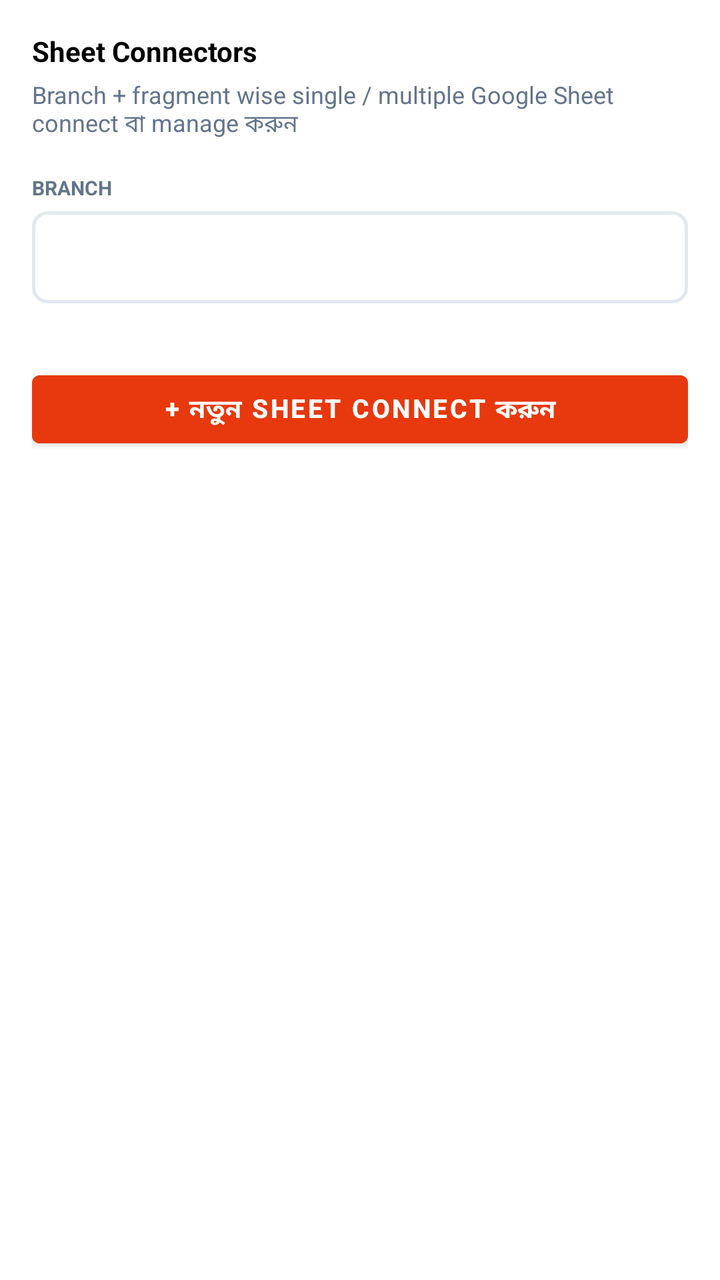
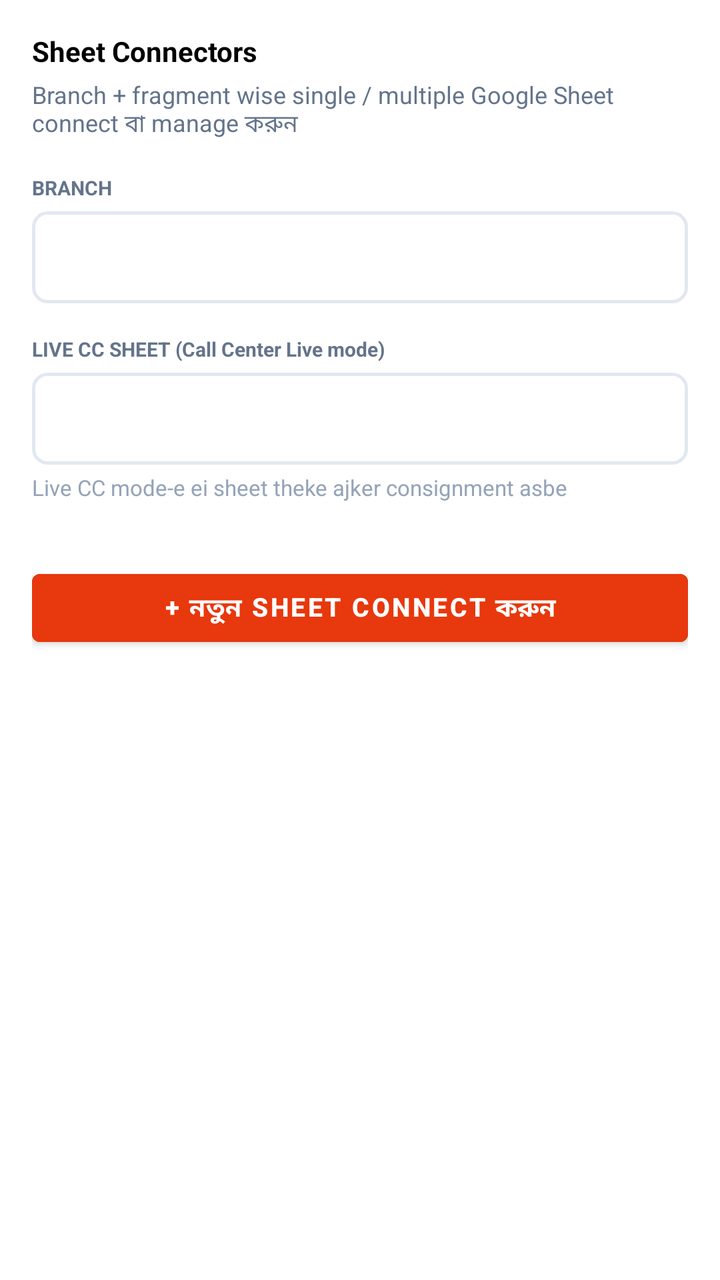

Two renders of the same Android screen: before a commit and after it. Below are the layout's source before the change and the commit's diff.
<!-- AndroidManifest.xml: application theme Theme.DataBridge -->
<!-- res/layout/fragment_config_scanner_sheet.xml -->
<?xml version="1.0" encoding="utf-8"?>
<FrameLayout xmlns:android="http://schemas.android.com/apk/res/android"
    android:id="@+id/scannerSheetRoot"
    android:layout_width="match_parent"
    android:layout_height="match_parent">

    
    <ScrollView
        android:id="@+id/panelBranchSelect"
        android:layout_width="match_parent"
        android:layout_height="match_parent"
        android:padding="16dp">

        <LinearLayout
            android:layout_width="match_parent"
            android:layout_height="wrap_content"
            android:orientation="vertical">

            <TextView
                android:layout_width="wrap_content"
                android:layout_height="wrap_content"
                android:text="Sheet Connectors"
                android:textSize="14sp"
                android:textStyle="bold"
                android:textColor="?attr/colorOnSurface"
                android:layout_marginBottom="4dp" />
            <TextView
                android:layout_width="wrap_content"
                android:layout_height="wrap_content"
                android:text="Branch + fragment wise single / multiple Google Sheet connect বা manage করুন"
                android:textSize="12sp"
                android:textColor="@color/theme_text_secondary"
                android:layout_marginBottom="16dp" />

            
            <TextView
                android:id="@+id/tvScBranchEmpty"
                android:layout_width="match_parent"
                android:layout_height="wrap_content"
                android:text="No branch assigned to this user."
                android:gravity="center"
                android:padding="18dp"
                android:textColor="@color/theme_text_muted"
                android:textSize="13sp"
                android:background="@drawable/bg_card_rounded"
                android:visibility="gone"
                android:layout_marginBottom="14dp" />

            <TextView
                android:id="@+id/tvScBranchLabel"
                android:layout_width="wrap_content"
                android:layout_height="wrap_content"
                android:text="BRANCH"
                android:textSize="10sp"
                android:textStyle="bold"
                android:textColor="@color/theme_text_secondary"
                android:layout_marginBottom="5dp" />

            <Spinner android:id="@+id/spinnerScBranch"
                android:layout_width="match_parent"
                android:layout_height="46dp"
                android:background="@drawable/bg_input_rounded"
                android:padding="10dp"
                android:layout_marginBottom="16dp" />

            
            <TextView
                android:id="@+id/tvScConnectionsLabel"
                android:layout_width="wrap_content"
                android:layout_height="wrap_content"
                android:text="CONNECTIONS"
                android:textSize="10sp"
                android:textStyle="bold"
                android:textColor="@color/theme_text_secondary"
                android:layout_marginBottom="8dp"
                android:visibility="gone" />

            <LinearLayout
                android:id="@+id/containerScConnections"
                android:layout_width="match_parent"
                android:layout_height="wrap_content"
                android:orientation="vertical"
                android:layout_marginBottom="14dp" />

            <TextView
                android:id="@+id/tvScNoConnections"
                android:layout_width="match_parent"
                android:layout_height="wrap_content"
                android:text="এই শাখার জন্য এখনো কোনো Sheet connect করা হয়নি।"
                android:gravity="center"
                android:padding="16dp"
                android:textColor="@color/theme_text_muted"
                android:textSize="12sp"
                android:background="@drawable/bg_card_rounded"
                android:layout_marginBottom="14dp"
                android:visibility="gone" />

            <Button android:id="@+id/btnScAddConnection"
                android:layout_width="match_parent"
                android:layout_height="46dp"
                android:text="+ নতুন Sheet Connect করুন"
                android:textSize="13sp"
                android:textStyle="bold"
                android:backgroundTint="#E8380D"
                android:textColor="@color/theme_bg_card" />

        </LinearLayout>
    </ScrollView>

    
    <ScrollView
        android:id="@+id/panelScConnect"
        android:layout_width="match_parent"
        android:layout_height="match_parent"
        android:padding="16dp"
        android:visibility="gone">

        <LinearLayout
            android:layout_width="match_parent"
            android:layout_height="wrap_content"
            android:orientation="vertical">

            
            <LinearLayout
                android:layout_width="match_parent"
                android:layout_height="wrap_content"
                android:orientation="horizontal"
                android:gravity="center_vertical"
                android:layout_marginBottom="14dp">
                <View android:id="@+id/btnScCancelConnect"
                    android:layout_width="32dp"
                    android:layout_height="32dp"
                    android:background="@drawable/bg_input_rounded"
                    android:clickable="true"
                    android:focusable="true" />
                <LinearLayout
                    android:layout_width="0dp"
                    android:layout_height="wrap_content"
                    android:layout_weight="1"
                    android:orientation="vertical"
                    android:layout_marginStart="10dp">
                    <TextView
                        android:layout_width="wrap_content"
                        android:layout_height="wrap_content"
                        android:text="Connect Sheet"
                        android:textSize="14sp"
                        android:textStyle="bold"
                        android:textColor="@color/theme_text_primary" />
                    <TextView android:id="@+id/tvScConnBranchSub"
                        android:layout_width="wrap_content"
                        android:layout_height="wrap_content"
                        android:textSize="11sp"
                        android:textColor="@color/theme_text_muted" />
                </LinearLayout>
            </LinearLayout>

            
            <LinearLayout
                android:layout_width="match_parent"
                android:layout_height="wrap_content"
                android:orientation="horizontal"
                android:gravity="center_vertical"
                android:layout_marginBottom="6dp">

                <LinearLayout android:layout_width="wrap_content" android:layout_height="wrap_content"
                    android:orientation="vertical" android:gravity="center">
                    <TextView android:id="@+id/scStep1Dot" android:layout_width="26dp" android:layout_height="26dp" android:gravity="center" android:textSize="12sp" android:textStyle="bold" android:textColor="@color/theme_bg_card" />
                    <TextView android:id="@+id/scStep1Lbl" android:layout_width="wrap_content" android:layout_height="wrap_content"
                        android:text="Account" android:textSize="9sp" android:layout_marginTop="2dp" />
                </LinearLayout>
                <View android:id="@+id/scStep1Line" android:layout_width="0dp" android:layout_height="2dp"
                    android:layout_weight="1" android:background="@color/theme_border" android:layout_marginBottom="14dp" />

                <LinearLayout android:layout_width="wrap_content" android:layout_height="wrap_content"
                    android:orientation="vertical" android:gravity="center">
                    <TextView android:id="@+id/scStep2Dot" android:layout_width="26dp" android:layout_height="26dp" android:gravity="center" android:textSize="12sp" android:textStyle="bold" android:textColor="@color/theme_bg_card" />
                    <TextView android:id="@+id/scStep2Lbl" android:layout_width="wrap_content" android:layout_height="wrap_content"
                        android:text="Sheet" android:textSize="9sp" android:layout_marginTop="2dp" />
                </LinearLayout>
                <View android:id="@+id/scStep2Line" android:layout_width="0dp" android:layout_height="2dp"
                    android:layout_weight="1" android:background="@color/theme_border" android:layout_marginBottom="14dp" />

                <LinearLayout android:layout_width="wrap_content" android:layout_height="wrap_content"
                    android:orientation="vertical" android:gravity="center">
                    <TextView android:id="@+id/scStep3Dot" android:layout_width="26dp" android:layout_height="26dp" android:gravity="center" android:textSize="12sp" android:textStyle="bold" android:textColor="@color/theme_bg_card" />
                    <TextView android:id="@+id/scStep3Lbl" android:layout_width="wrap_content" android:layout_height="wrap_content"
                        android:text="Tab" android:textSize="9sp" android:layout_marginTop="2dp" />
                </LinearLayout>
                <View android:id="@+id/scStep3Line" android:layout_width="0dp" android:layout_height="2dp"
                    android:layout_weight="1" android:background="@color/theme_border" android:layout_marginBottom="14dp" />

                <LinearLayout android:layout_width="wrap_content" android:layout_height="wrap_content"
                    android:orientation="vertical" android:gravity="center">
                    <TextView android:id="@+id/scStep4Dot" android:layout_width="26dp" android:layout_height="26dp" android:gravity="center" android:textSize="12sp" android:textStyle="bold" android:textColor="@color/theme_bg_card" />
                    <TextView android:id="@+id/scStep4Lbl" android:layout_width="wrap_content" android:layout_height="wrap_content"
                        android:text="Columns" android:textSize="9sp" android:layout_marginTop="2dp" />
                </LinearLayout>
            </LinearLayout>

            
            <LinearLayout android:id="@+id/scStepView1"
                android:layout_width="match_parent" android:layout_height="wrap_content"
                android:orientation="vertical" android:layout_marginTop="16dp">

                <TextView android:layout_width="wrap_content" android:layout_height="wrap_content"
                    android:text="BRANCH" android:textSize="10sp" android:textStyle="bold"
                    android:textColor="@color/theme_text_secondary" android:layout_marginBottom="5dp" />

                <Spinner android:id="@+id/spinnerScWizardBranch"
                    android:layout_width="match_parent" android:layout_height="46dp"
                    android:background="@drawable/bg_input_rounded"
                    android:padding="10dp" android:layout_marginBottom="14dp" />

                <TextView android:layout_width="wrap_content" android:layout_height="wrap_content"
                    android:text="FRAGMENT (ei sheet ta kon kaje lagbe)" android:textSize="10sp" android:textStyle="bold"
                    android:textColor="@color/theme_text_secondary" android:layout_marginBottom="5dp" />

                <Spinner android:id="@+id/spinnerScPurpose"
                    android:layout_width="match_parent" android:layout_height="46dp"
                    android:background="@drawable/bg_input_rounded"
                    android:padding="10dp" android:layout_marginBottom="14dp" />

                <TextView android:layout_width="wrap_content" android:layout_height="wrap_content"
                    android:text="SCOPE (ei sheet kon date-er jonno)" android:textSize="10sp" android:textStyle="bold"
                    android:textColor="@color/theme_text_secondary" android:layout_marginBottom="5dp" />

                <Spinner android:id="@+id/spinnerScScope"
                    android:layout_width="match_parent" android:layout_height="46dp"
                    android:background="@drawable/bg_input_rounded"
                    android:padding="10dp" android:layout_marginBottom="8dp" />

                <LinearLayout android:id="@+id/layoutScScopeMonth"
                    android:layout_width="match_parent" android:layout_height="wrap_content"
                    android:orientation="horizontal" android:layout_marginBottom="8dp"
                    android:visibility="gone">

                    <Spinner android:id="@+id/spinnerScScopeMonth"
                        android:layout_width="0dp" android:layout_height="46dp" android:layout_weight="1"
                        android:background="@drawable/bg_input_rounded"
                        android:padding="10dp" android:layout_marginEnd="6dp" />

                    <EditText android:id="@+id/etScScopeYear"
                        android:layout_width="0dp" android:layout_height="46dp" android:layout_weight="1"
                        android:background="@drawable/bg_input_rounded"
                        android:padding="10dp" android:layout_marginStart="6dp"
                        android:hint="Year (2026)" android:textSize="13sp"
                        android:inputType="number" android:maxLines="1" />
                </LinearLayout>

                <LinearLayout android:id="@+id/layoutScScopeRange"
                    android:layout_width="match_parent" android:layout_height="wrap_content"
                    android:orientation="horizontal" android:layout_marginBottom="8dp"
                    android:visibility="gone">

                    <EditText android:id="@+id/etScScopeFrom"
                        android:layout_width="0dp" android:layout_height="46dp" android:layout_weight="1"
                        android:background="@drawable/bg_input_rounded"
                        android:padding="10dp" android:layout_marginEnd="6dp"
                        android:hint="From (2026-09-01)" android:textSize="13sp"
                        android:inputType="date" android:maxLines="1" />

                    <EditText android:id="@+id/etScScopeTo"
                        android:layout_width="0dp" android:layout_height="46dp" android:layout_weight="1"
                        android:background="@drawable/bg_input_rounded"
                        android:padding="10dp" android:layout_marginStart="6dp"
                        android:hint="To (2026-09-15)" android:textSize="13sp"
                        android:inputType="date" android:maxLines="1" />
                </LinearLayout>

                <TextView android:layout_width="wrap_content" android:layout_height="wrap_content"
                    android:text="Branch + fragment + scope wise single / multiple sheet — date dile appropriate sheet pawa jabe"
                    android:textSize="11sp" android:textColor="@color/theme_text_muted" android:layout_marginBottom="16dp" />

                <TextView android:layout_width="wrap_content" android:layout_height="wrap_content"
                    android:text="GOOGLE ACCOUNT" android:textSize="10sp" android:textStyle="bold"
                    android:textColor="@color/theme_text_secondary" android:layout_marginBottom="8dp" />

                <LinearLayout android:id="@+id/scCardSelectedAccount"
                    android:layout_width="match_parent" android:layout_height="wrap_content"
                    android:orientation="vertical" android:background="@drawable/bg_card_rounded"
                    android:padding="14dp" android:layout_marginBottom="10dp" android:visibility="gone">
                    <TextView android:id="@+id/tvScSelectedAccountName"
                        android:layout_width="wrap_content" android:layout_height="wrap_content"
                        android:textSize="13sp" android:textStyle="bold" android:textColor="@color/theme_text_primary" />
                    <TextView android:id="@+id/tvScSelectedAccountEmail"
                        android:layout_width="wrap_content" android:layout_height="wrap_content"
                        android:textSize="12sp" android:textColor="@color/theme_text_secondary" android:layout_marginTop="2dp" />
                </LinearLayout>

                <LinearLayout android:layout_width="match_parent" android:layout_height="52dp"
                    android:orientation="horizontal" android:gravity="center_vertical"
                    android:background="@drawable/bg_card_rounded" android:clickable="true"
                    android:focusable="true" android:id="@+id/btnScPickAccount"
                    android:elevation="2dp" android:layout_marginTop="4dp" android:layout_marginBottom="4dp">
                    <ImageView android:layout_width="22dp" android:layout_height="22dp"
                        android:layout_marginStart="14dp" android:src="@drawable/ic_google" android:scaleType="fitCenter" />
                    <TextView android:id="@+id/tvScPickAccountLabel"
                        android:layout_width="0dp" android:layout_height="wrap_content"
                        android:layout_weight="1" android:text="Sign in with Google"
                        android:textSize="14sp" android:textStyle="bold" android:textColor="@color/theme_text_primary"
                        android:gravity="center" android:fontFamily="sans-serif-medium" />
                    <View android:layout_width="22dp" android:layout_height="22dp" android:layout_marginEnd="14dp" />
                </LinearLayout>

                <TextView android:layout_width="wrap_content" android:layout_height="wrap_content"
                    android:text="আপনি কোনো একটি Google account select করুন"
                    android:textSize="11sp" android:textColor="@color/theme_text_muted" android:layout_marginTop="6dp" />
            </LinearLayout>

            
            <LinearLayout android:id="@+id/scStepView2"
                android:layout_width="match_parent" android:layout_height="wrap_content"
                android:orientation="vertical" android:layout_marginTop="16dp" android:visibility="gone">

                <TextView android:layout_width="wrap_content" android:layout_height="wrap_content"
                    android:text="GOOGLE SHEET" android:textSize="10sp" android:textStyle="bold"
                    android:textColor="@color/theme_text_secondary" android:layout_marginBottom="5dp" />

                <FrameLayout android:layout_width="match_parent" android:layout_height="wrap_content">
                    <TextView android:id="@+id/tvScSelectedSheet"
                        android:layout_width="match_parent" android:layout_height="46dp"
                        android:background="@drawable/bg_input_rounded" android:padding="10dp"
                        android:gravity="center_vertical" android:text="— Sheet বেছে নিন —"
                        android:textSize="13sp" android:textColor="@color/theme_text_secondary"
                        android:clickable="true" android:focusable="true" />
                    <ProgressBar android:id="@+id/pbScSheetLoad"
                        android:layout_width="22dp" android:layout_height="22dp"
                        android:layout_gravity="end|center_vertical"
                        android:layout_marginEnd="12dp" android:visibility="gone" />
                </FrameLayout>

                <TextView android:layout_width="wrap_content" android:layout_height="wrap_content"
                    android:text="আপনার Google Drive এর spreadsheet গুলো লিস্ট হবে"
                    android:textSize="11sp" android:textColor="@color/theme_text_muted" android:layout_marginTop="6dp" />
            </LinearLayout>

            
            <LinearLayout android:id="@+id/scStepView3"
                android:layout_width="match_parent" android:layout_height="wrap_content"
                android:orientation="vertical" android:layout_marginTop="16dp" android:visibility="gone">

                <TextView android:layout_width="wrap_content" android:layout_height="wrap_content"
                    android:text="CONNECTION NICKNAME" android:textSize="10sp" android:textStyle="bold"
                    android:textColor="@color/theme_text_secondary" android:layout_marginBottom="5dp" />
                <EditText android:id="@+id/etScNickname"
                    android:layout_width="match_parent" android:layout_height="46dp"
                    android:background="@drawable/bg_input_rounded"
                    android:padding="10dp" android:textSize="13sp"
                    android:hint="যেমন: Delivery Scan Sheet"
                    android:inputType="text" android:maxLines="1"
                    android:layout_marginBottom="16dp" />

                <TextView android:layout_width="wrap_content" android:layout_height="wrap_content"
                    android:text="TAB NAME PATTERN" android:textSize="10sp" android:textStyle="bold"
                    android:textColor="@color/theme_text_secondary" android:layout_marginBottom="5dp" />
                <EditText android:id="@+id/etScTabPattern"
                    android:layout_width="match_parent" android:layout_height="46dp"
                    android:background="@drawable/bg_input_rounded"
                    android:padding="10dp" android:textSize="13sp"
                    android:text="Day {dd}"
                    android:inputType="text" android:maxLines="1"
                    android:layout_marginBottom="8dp" />

                <TextView android:id="@+id/tvScTabPreview"
                    android:layout_width="match_parent" android:layout_height="wrap_content"
                    android:textSize="11sp" android:textColor="@color/theme_text_secondary"
                    android:background="@drawable/bg_card_rounded"
                    android:padding="10dp" android:layout_marginBottom="6dp" />

                <TextView android:layout_width="wrap_content" android:layout_height="wrap_content"
                    android:text="{dd} প্রতিদিনের তারিখ দিয়ে automatically replace হবে — আজকের tab হবে উপরে দেখানো নামে"
                    android:textSize="11sp" android:textColor="@color/theme_text_muted" android:layout_marginTop="2dp" />
            </LinearLayout>

            
            <LinearLayout android:id="@+id/scStepView4"
                android:layout_width="match_parent" android:layout_height="wrap_content"
                android:orientation="vertical" android:layout_marginTop="16dp" android:visibility="gone">

                <TextView android:layout_width="wrap_content" android:layout_height="wrap_content"
                    android:text="HEADER ROW" android:textSize="10sp" android:textStyle="bold"
                    android:textColor="@color/theme_text_secondary" android:layout_marginBottom="5dp" />
                <EditText android:id="@+id/etScHeaderRow"
                    android:layout_width="120dp" android:layout_height="46dp"
                    android:background="@drawable/bg_input_rounded"
                    android:padding="10dp" android:textSize="14sp" android:gravity="center"
                    android:hint="1" android:inputType="number" android:maxLines="1"
                    android:layout_marginBottom="4dp" />
                <TextView android:layout_width="wrap_content" android:layout_height="wrap_content"
                    android:text="Text-mode column যেই row-তে header খুঁজবে (সাধারণত 1)"
                    android:textSize="11sp" android:textColor="@color/theme_text_muted" android:layout_marginBottom="16dp" />

                <TextView android:layout_width="wrap_content" android:layout_height="wrap_content"
                    android:text="LOOKUP RULES (সবগুলো একই row-তে মিলতে হবে)" android:textSize="10sp" android:textStyle="bold"
                    android:textColor="@color/theme_text_secondary" android:layout_marginBottom="5dp" />
                <TextView android:layout_width="wrap_content" android:layout_height="wrap_content"
                    android:text="Mode: Text = exact header, Column Index = letter/number। Kind: consignment/today (remark), employee (scanner)।"
                    android:textSize="11sp" android:textColor="@color/theme_text_muted" android:layout_marginBottom="5dp" />
                <LinearLayout android:id="@+id/layoutRuleLookups"
                    android:layout_width="match_parent" android:layout_height="wrap_content"
                    android:orientation="vertical" android:layout_marginBottom="4dp" />
                <TextView android:id="@+id/btnAddLookupRule"
                    android:layout_width="wrap_content" android:layout_height="36dp"
                    android:gravity="center" android:text="+ Add lookup"
                    android:textSize="13sp" android:textStyle="bold" android:textColor="#6D28D9"
                    android:paddingHorizontal="12dp" android:layout_marginBottom="16dp" />

                <TextView android:layout_width="wrap_content" android:layout_height="wrap_content"
                    android:text="WRITE RULES (মিলে যাওয়া row-তে লিখবে)" android:textSize="10sp" android:textStyle="bold"
                    android:textColor="@color/theme_text_secondary" android:layout_marginBottom="5dp" />
                <TextView android:layout_width="wrap_content" android:layout_height="wrap_content"
                    android:text="এক বা একাধিক column। Source: verdict / remark / note / status / today / consignment, validations column (remarks_status, author_name, created_at...), scanned value (scanner)।"
                    android:textSize="11sp" android:textColor="@color/theme_text_muted" android:layout_marginBottom="5dp" />
                <LinearLayout android:id="@+id/layoutRuleWrites"
                    android:layout_width="match_parent" android:layout_height="wrap_content"
                    android:orientation="vertical" android:layout_marginBottom="4dp" />
                <TextView android:id="@+id/btnAddWriteRule"
                    android:layout_width="wrap_content" android:layout_height="36dp"
                    android:gravity="center" android:text="+ Add write"
                    android:textSize="13sp" android:textStyle="bold" android:textColor="#059669"
                    android:paddingHorizontal="12dp" android:layout_marginBottom="16dp" />

                <TextView android:id="@+id/btnScPreviewRules"
                    android:layout_width="wrap_content" android:layout_height="36dp"
                    android:gravity="center" android:text="👁 Preview sheet"
                    android:textSize="13sp" android:textStyle="bold" android:textColor="#1D4ED8"
                    android:paddingHorizontal="12dp" android:layout_marginBottom="8dp" />
                <TextView android:id="@+id/tvScRulePreview"
                    android:layout_width="match_parent" android:layout_height="wrap_content"
                    android:textSize="12sp" android:textColor="@color/theme_text_secondary"
                    android:background="@drawable/bg_card_rounded"
                    android:padding="12dp" android:lineSpacingMultiplier="1.4"
                    android:visibility="gone" />
                <HorizontalScrollView android:id="@+id/scrollScRulePreview"
                    android:layout_width="match_parent" android:layout_height="wrap_content"
                    android:layout_marginBottom="8dp" android:visibility="gone">
                    <TableLayout android:id="@+id/tableScRulePreview"
                        android:layout_width="wrap_content" android:layout_height="wrap_content"
                        android:stretchColumns="*" />
                </HorizontalScrollView>

                <TextView android:id="@+id/tvScSummary"
                    android:layout_width="match_parent" android:layout_height="wrap_content"
                    android:textSize="13sp" android:textColor="#166534"
                    android:background="@drawable/bg_card_rounded"
                    android:padding="14dp" android:lineSpacingMultiplier="1.5" />
            </LinearLayout>

            
            <TextView android:id="@+id/tvScConnectError"
                android:layout_width="match_parent" android:layout_height="wrap_content"
                android:textSize="12sp" android:textColor="#EF4444"
                android:layout_marginTop="8dp" android:visibility="gone" />

            
            <LinearLayout android:layout_width="match_parent" android:layout_height="wrap_content"
                android:orientation="horizontal" android:layout_marginTop="16dp">

                <Button android:id="@+id/btnScStepBack"
                    android:layout_width="0dp" android:layout_height="44dp" android:layout_weight="1"
                    android:text="← Back" android:textSize="13sp" android:textStyle="bold"
                    android:backgroundTint="@color/theme_bg_inner" android:textColor="@color/theme_text_primary"
                    android:layout_marginEnd="6dp" android:visibility="gone" />

                <Button android:id="@+id/btnScStepNext"
                    android:layout_width="0dp" android:layout_height="44dp" android:layout_weight="1"
                    android:text="Next →" android:textSize="13sp" android:textStyle="bold"
                    android:backgroundTint="#E8380D" android:textColor="@color/theme_bg_card"
                    android:visibility="gone" />

                <Button android:id="@+id/btnScStepConnect"
                    android:layout_width="0dp" android:layout_height="44dp" android:layout_weight="1"
                    android:text="✅ Connect" android:textSize="13sp" android:textStyle="bold"
                    android:backgroundTint="#16A34A" android:textColor="@color/theme_bg_card"
                    android:visibility="gone" />
            </LinearLayout>

        </LinearLayout>
    </ScrollView>

</FrameLayout>
<!-- resources referenced by this layout -->
<resources>
  <color name="theme_bg_card">#ffffff</color>
  <color name="theme_bg_inner">#f1f5f9</color>
  <color name="theme_border">#e2e8f0</color>
  <color name="theme_text_muted">#94a3b8</color>
  <color name="theme_text_primary">#0f172a</color>
  <color name="theme_text_secondary">#64748b</color>
  <!-- drawable bg_card_rounded (drawable) -->
  <?xml version="1.0" encoding="utf-8"?>
  <shape xmlns:android="http://schemas.android.com/apk/res/android"
      android:shape="rectangle">
      <solid android:color="@color/theme_bg_card" />
      <stroke android:width="1.5dp" android:color="@color/theme_border" />
      <corners android:radius="10dp" />
  </shape>
  <!-- drawable bg_input_rounded (drawable) -->
  <?xml version="1.0" encoding="utf-8"?>
  <shape xmlns:android="http://schemas.android.com/apk/res/android"
      android:shape="rectangle">
      <solid android:color="@color/theme_bg_card" />
      <stroke android:width="1.5dp" android:color="@color/theme_border" />
      <corners android:radius="7dp" />
  </shape>
  <!-- drawable ic_google (drawable) -->
  <?xml version="1.0" encoding="utf-8"?>
  <vector xmlns:android="http://schemas.android.com/apk/res/android"
      android:width="24dp"
      android:height="24dp"
      android:viewportWidth="48"
      android:viewportHeight="48">
  
      
      <path
          android:fillColor="#EA4335"
          android:pathData="M24 9.5c3.54 0 6.71 1.22 9.21 3.6l6.85-6.85C35.9 2.38 30.47 0 24 0 14.62 0 6.51 5.38 2.56 13.22l7.98 6.19C12.43 13.72 17.74 9.5 24 9.5z"/>
      <path
          android:fillColor="#4285F4"
          android:pathData="M46.98 24.55c0-1.57-0.15-3.09-0.38-4.55H24v9.02h12.94c-0.58 2.96-2.26 5.48-4.78 7.18l7.73 6c4.51-4.18 7.09-10.36 7.09-17.65z"/>
      <path
          android:fillColor="#FBBC05"
          android:pathData="M10.53 28.59c-0.48-1.45-0.76-2.99-0.76-4.59s0.27-3.14 0.76-4.59l-7.98-6.19C0.92 16.46 0 20.12 0 24c0 3.88 0.92 7.54 2.56 10.78l7.97-6.19z"/>
      <path
          android:fillColor="#34A853"
          android:pathData="M24 48c6.48 0 11.93-2.13 15.89-5.81l-7.73-6c-2.15 1.45-4.92 2.3-8.16 2.3-6.26 0-11.57-4.22-13.47-9.91l-7.98 6.19C6.51 42.62 14.62 48 24 48z"/>
      <path
          android:fillColor="#00000000"
          android:pathData="M0 0h48v48H0z"/>
  </vector>
  <style name="Theme.DataBridge" parent="Theme.MaterialComponents.DayNight.NoActionBar">
      <item name="colorPrimary">#00d4ff</item>
      <item name="colorPrimaryVariant">#16213e</item>
      <item name="colorOnPrimary">#ffffff</item>
      <item name="colorSecondary">#00d4ff</item>
      <item name="android:statusBarColor">#1a1a2e</item>
  </style>
</resources>

<!-- the commit's change to res/layout/fragment_config_scanner_sheet.xml (unified diff, before → after) -->
@@ -61,6 +61,30 @@
                 android:layout_height="46dp"
                 android:background="@drawable/bg_input_rounded"
                 android:padding="10dp"
+                android:layout_marginBottom="16dp" />
+
+            <TextView
+                android:layout_width="wrap_content"
+                android:layout_height="wrap_content"
+                android:text="LIVE CC SHEET (Call Center Live mode)"
+                android:textSize="10sp"
+                android:textStyle="bold"
+                android:textColor="@color/theme_text_secondary"
+                android:layout_marginBottom="5dp" />
+
+            <Spinner android:id="@+id/spinnerScLiveCc"
+                android:layout_width="match_parent"
+                android:layout_height="46dp"
+                android:background="@drawable/bg_input_rounded"
+                android:padding="10dp"
+                android:layout_marginBottom="4dp" />
+
+            <TextView
+                android:layout_width="wrap_content"
+                android:layout_height="wrap_content"
+                android:text="Live CC mode-e ei sheet theke ajker consignment asbe"
+                android:textSize="11sp"
+                android:textColor="@color/theme_text_muted"
                 android:layout_marginBottom="16dp" />
 
             
